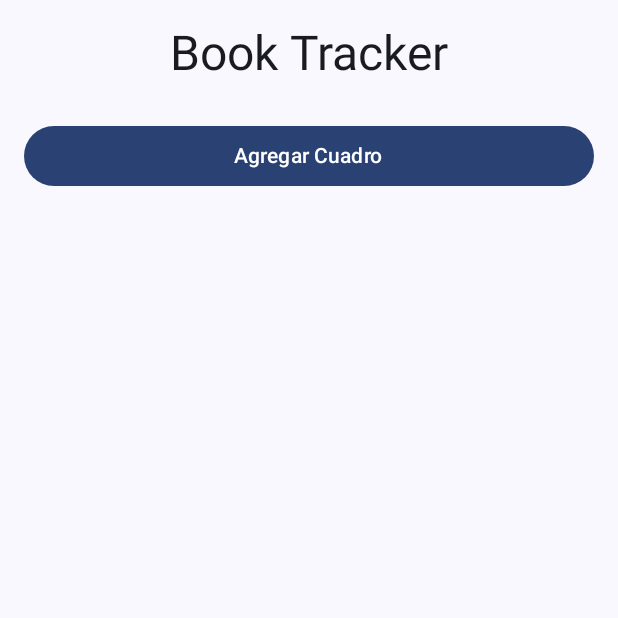
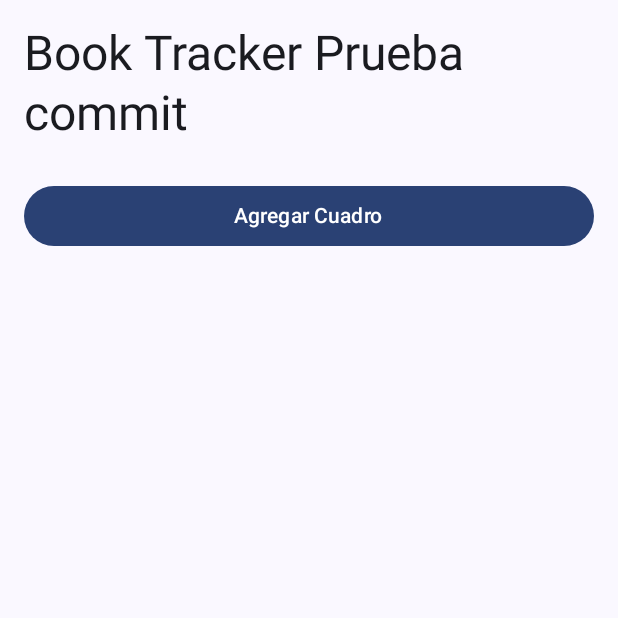
Before and after one commit to valentinogallard0/BookTrackerr, an Android app built with Jetpack Compose: the screen it shows after launch (MainActivity), on a phone screen of 412 x 824 dp, the top half of it. Run offline under Robolectric (Android 15) with nearby library versions, the phone set to English and light mode, and no system bars.

Commit message:
Prueba de commit

```diff
--- a/app/src/main/java/com/tecmilenio/booktrackerevidencia/MainActivity.kt
+++ b/app/src/main/java/com/tecmilenio/booktrackerevidencia/MainActivity.kt
@@ -44,7 +44,7 @@ fun MainScreen() {
         ) {
             // Título de la pantalla
             Text(
-                text = "Book Tracker",
+                text = "Book Tracker Prueba commit",
                 style = MaterialTheme.typography.headlineLarge
             )
 
```
